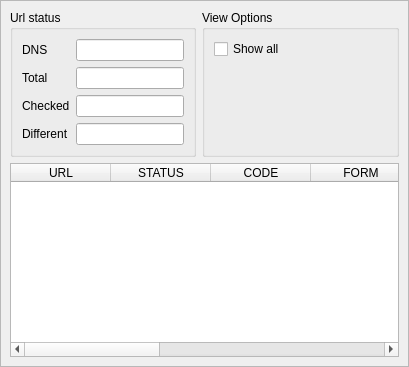
This is DomainInfo.ui in igoriok/domaincomparer as Qt 5 draws it before an edit. The edited form follows.
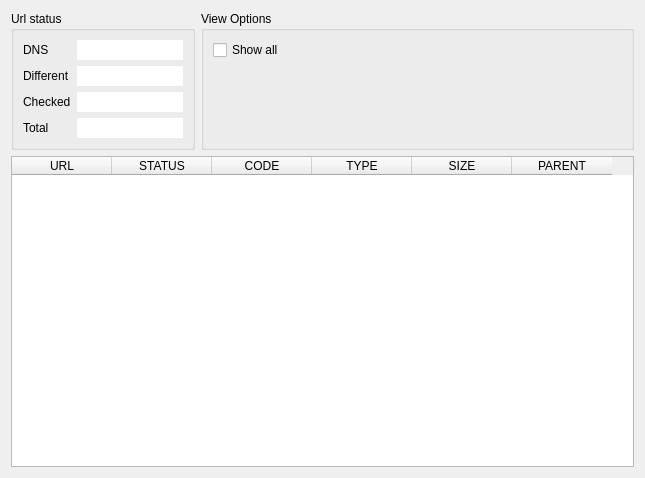
This is the edited form.

The edit to the form file:
```diff
--- a/DomainInfo.ui
+++ b/DomainInfo.ui
@@ -6,8 +6,8 @@
    <rect>
     <x>0</x>
     <y>0</y>
-    <width>409</width>
-    <height>367</height>
+    <width>645</width>
+    <height>478</height>
    </rect>
   </property>
   <property name="sizePolicy">
@@ -19,21 +19,6 @@
   <property name="windowTitle">
    <string>Form</string>
   </property>
-  <layout class="QVBoxLayout" name="verticalLayout">
-   <property name="spacing">
-    <number>0</number>
-   </property>
-   <property name="margin">
-    <number>0</number>
-   </property>
-   <item>
-    <widget class="QFrame" name="frame">
-     <property name="frameShape">
-      <enum>QFrame::StyledPanel</enum>
-     </property>
-     <property name="frameShadow">
-      <enum>QFrame::Raised</enum>
-     </property>
      <layout class="QGridLayout" name="gridLayout_2">
       <item row="0" column="0">
        <widget class="QGroupBox" name="groupBox_UrlStatus">
@@ -41,10 +26,27 @@
          <string>Url status</string>
         </property>
         <layout class="QGridLayout" name="gridLayout">
+      <item row="0" column="0">
+       <widget class="QLabel" name="label_DNSStatus">
+        <property name="text">
+         <string>DNS</string>
+        </property>
+       </widget>
+      </item>
+      <item row="0" column="1">
+       <widget class="QLineEdit" name="lineEdit_DNSStatus">
+        <property name="frame">
+         <bool>false</bool>
+        </property>
+        <property name="readOnly">
+         <bool>true</bool>
+        </property>
+       </widget>
+      </item>
          <item row="1" column="0">
-          <widget class="QLabel" name="label_UrlTotal">
+       <widget class="QLabel" name="label_UrlDifferent">
            <property name="text">
-            <string>Total</string>
+         <string>Different</string>
            </property>
            <property name="buddy">
             <cstring>lineEdit_UrlTotal</cstring>
@@ -52,7 +54,14 @@
           </widget>
          </item>
          <item row="1" column="1">
-          <widget class="QLineEdit" name="lineEdit_UrlTotal"/>
+       <widget class="QLineEdit" name="lineEdit_UrlDifferent">
+        <property name="frame">
+         <bool>false</bool>
+        </property>
+        <property name="readOnly">
+         <bool>true</bool>
+        </property>
+       </widget>
          </item>
          <item row="2" column="0">
           <widget class="QLabel" name="label_UrlChecked">
@@ -65,12 +74,19 @@
           </widget>
          </item>
          <item row="2" column="1">
-          <widget class="QLineEdit" name="lineEdit_UrlChecked"/>
+       <widget class="QLineEdit" name="lineEdit_UrlChecked">
+        <property name="frame">
+         <bool>false</bool>
+        </property>
+        <property name="readOnly">
+         <bool>true</bool>
+        </property>
+       </widget>
          </item>
          <item row="3" column="0">
-          <widget class="QLabel" name="label_UrlDifferent">
+       <widget class="QLabel" name="label_UrlTotal">
            <property name="text">
-            <string>Different</string>
+         <string>Total</string>
            </property>
            <property name="buddy">
             <cstring>lineEdit_UrlDifferent</cstring>
@@ -78,15 +94,12 @@
           </widget>
          </item>
          <item row="3" column="1">
-          <widget class="QLineEdit" name="lineEdit_UrlDifferent"/>
-         </item>
-         <item row="0" column="1">
-          <widget class="QLineEdit" name="lineEdit_DNSStatus"/>
-         </item>
-         <item row="0" column="0">
-          <widget class="QLabel" name="label_DNSStatus">
-           <property name="text">
-            <string>DNS</string>
+       <widget class="QLineEdit" name="lineEdit_UrlTotal">
+        <property name="frame">
+         <bool>false</bool>
+        </property>
+        <property name="readOnly">
+         <bool>true</bool>
            </property>
           </widget>
          </item>
@@ -164,21 +177,11 @@
           <string>CODE</string>
          </property>
         </column>
-        <column>
-         <property name="text">
-          <string>FORM</string>
-         </property>
-        </column>
         <column>
          <property name="text">
           <string>TYPE</string>
          </property>
         </column>
-        <column>
-         <property name="text">
-          <string>SUBTYPE</string>
-         </property>
-        </column>
         <column>
          <property name="text">
           <string>SIZE</string>
@@ -189,9 +192,6 @@
           <string>PARENT</string>
          </property>
         </column>
-       </widget>
-      </item>
-     </layout>
     </widget>
    </item>
   </layout>
```
Left out of the diff: 4 changed lines with no effect on the pictures. Lines whose indentation alone changed are shown as unchanged.
